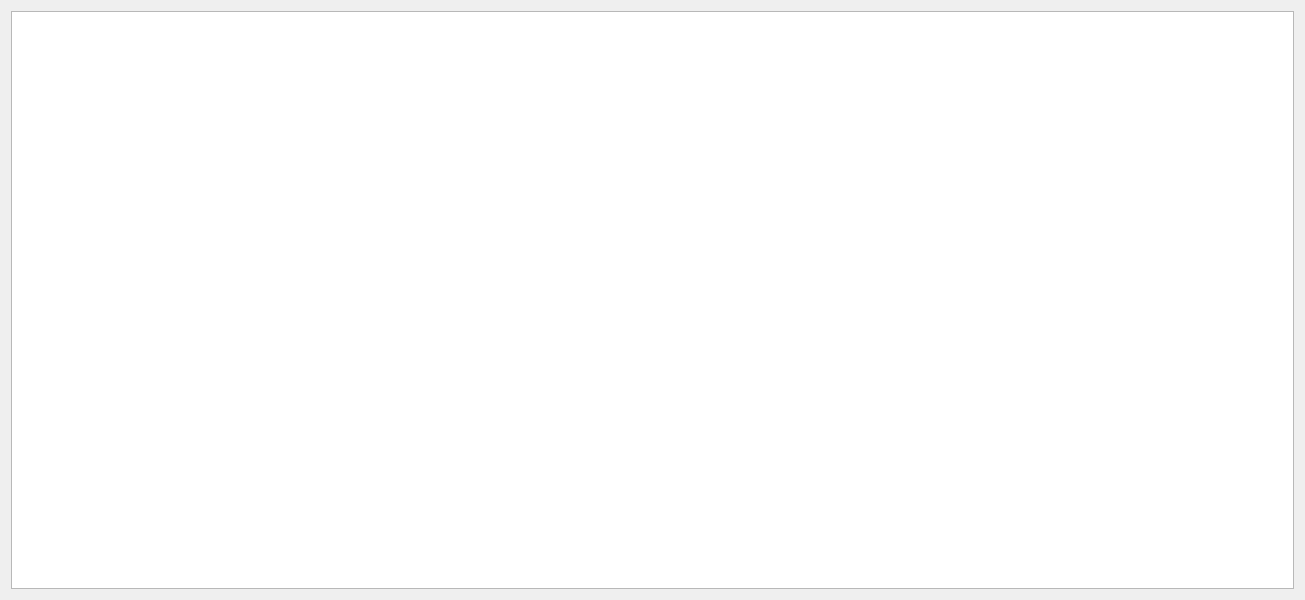
Before: the Qt Designer form widget.ui in Akku942/SimPMEAP, drawn with Qt 5.
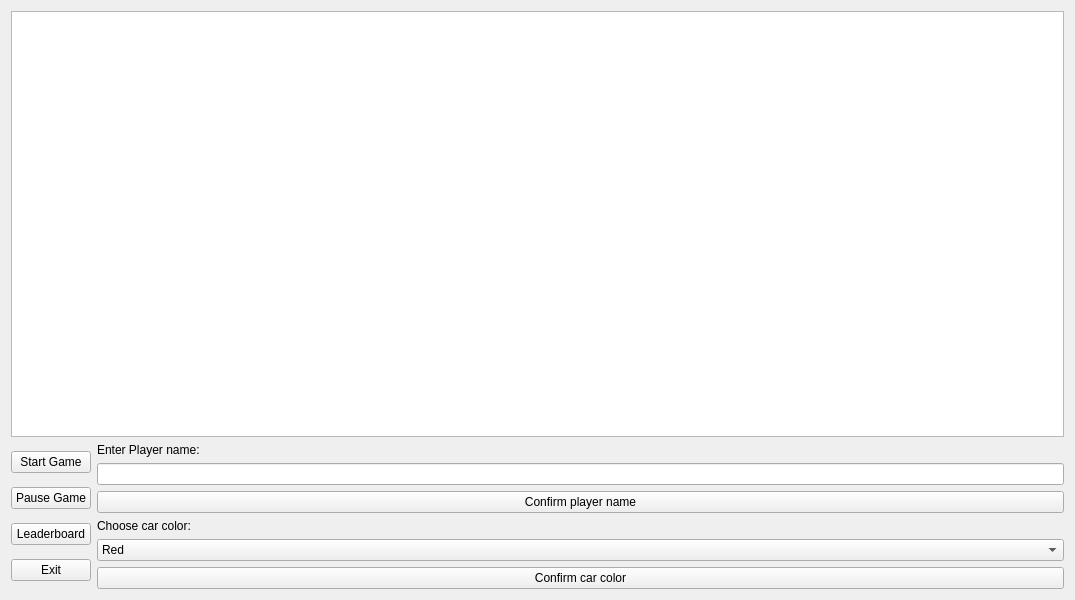
After: the same form once the commit is applied.

```diff
--- a/widget.ui
+++ b/widget.ui
@@ -6,17 +6,118 @@
    <rect>
     <x>0</x>
     <y>0</y>
-    <width>1305</width>
+    <width>1075</width>
     <height>600</height>
    </rect>
   </property>
   <property name="windowTitle">
    <string>Widget</string>
   </property>
-  <layout class="QVBoxLayout" name="verticalLayout">
+  <layout class="QVBoxLayout" name="verticalLayout_5">
    <item>
     <widget class="QGraphicsView" name="graphicsView"/>
    </item>
+   <item>
+    <layout class="QHBoxLayout" name="horizontalLayout">
+     <item>
+      <layout class="QVBoxLayout" name="verticalLayout_4">
+       <item>
+        <widget class="QPushButton" name="startGameButton">
+         <property name="text">
+          <string>Start Game</string>
+         </property>
+        </widget>
+       </item>
+       <item>
+        <widget class="QPushButton" name="pauseGameButton">
+         <property name="text">
+          <string>Pause Game</string>
+         </property>
+        </widget>
+       </item>
+       <item>
+        <widget class="QPushButton" name="leaderboardButton">
+         <property name="text">
+          <string>Leaderboard</string>
+         </property>
+        </widget>
+       </item>
+       <item>
+        <widget class="QPushButton" name="exitButton">
+         <property name="text">
+          <string>Exit</string>
+         </property>
+        </widget>
+       </item>
+      </layout>
+     </item>
+     <item>
+      <layout class="QVBoxLayout" name="verticalLayout_3">
+       <item>
+        <layout class="QVBoxLayout" name="verticalLayout_2">
+         <item>
+          <widget class="QLabel" name="nameLbl">
+           <property name="text">
+            <string>Enter Player name:</string>
+           </property>
+          </widget>
+         </item>
+         <item>
+          <widget class="QLineEdit" name="nameLineEdit"/>
+         </item>
+         <item>
+          <widget class="QPushButton" name="confirmNameButton">
+           <property name="text">
+            <string>Confirm player name</string>
+           </property>
+          </widget>
+         </item>
+        </layout>
+       </item>
+       <item>
+        <layout class="QVBoxLayout" name="verticalLayout">
+         <item>
+          <widget class="QLabel" name="colorLbl">
+           <property name="text">
+            <string>Choose car color:</string>
+           </property>
+          </widget>
+         </item>
+         <item>
+          <widget class="QComboBox" name="colorComboBox">
+           <property name="layoutDirection">
+            <enum>Qt::LayoutDirection::LeftToRight</enum>
+           </property>
+           <item>
+            <property name="text">
+             <string>Red</string>
+            </property>
+           </item>
+           <item>
+            <property name="text">
+             <string>Blue</string>
+            </property>
+           </item>
+           <item>
+            <property name="text">
+             <string>Green</string>
+            </property>
+           </item>
+          </widget>
+         </item>
+         <item>
+          <widget class="QPushButton" name="confirmCarColorButton">
+           <property name="text">
+            <string>Confirm car color</string>
+           </property>
+          </widget>
+         </item>
+        </layout>
+       </item>
+      </layout>
+     </item>
+    </layout>
+   </item>
   </layout>
  </widget>
  <resources/>
```
